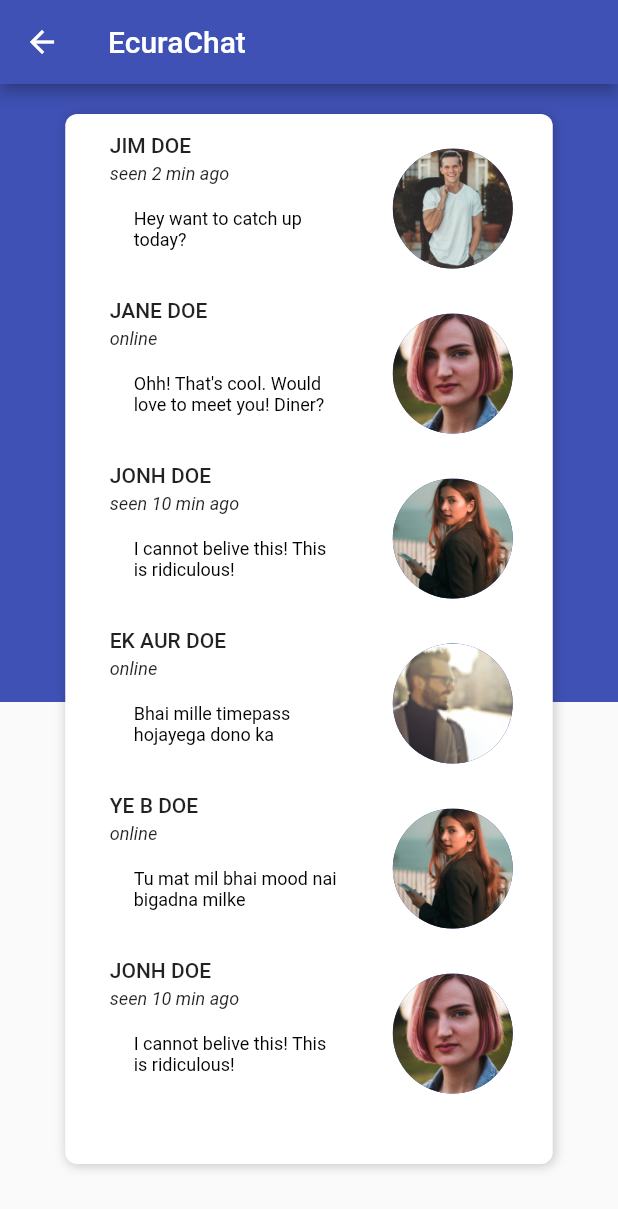
After one commit to vbarahona10/flutter_ecura, a Flutter app: the Chat screen opened directly, on a phone screen of 412 x 824 dp. The commit adds this screen. Shown: the top 1209 px of the screen. Run offline on Flutter 3.47's test engine with Material 2 defaults, Android fonts, the phone set to English and light mode, and no system bars; our stand-ins replace rxdart; project files that could hold a hidden picture were left out.

Commit message:
Actualizaciones a la pantalla chat

```diff
--- /dev/null
+++ b/lib/chat.dart
@@ -0,0 +1,288 @@
+import 'package:flutter/material.dart';
+import 'chatpage.dart';
+
+class Chat extends StatelessWidget {
+  @override
+  Widget build(BuildContext context) {
+    return Scaffold(
+        appBar: new AppBar(
+          title: new Text("EcuraChat"),
+          elevation:
+              Theme.of(context).platform == TargetPlatform.iOS ? 0.1 : 4.0,
+          backgroundColor: Colors.indigo,
+        ),
+        body: SingleChildScrollView(
+            child: Container(
+                child: Column(children: <Widget>[
+          Stack(children: <Widget>[
+            new Container(
+              height: MediaQuery.of(context).size.height * .5,
+              decoration: BoxDecoration(
+                color: Colors.indigo,
+              ),
+              child: Stack(),
+            ),
+            new Center(
+                child: new Container(
+              height: 700.00,
+              width: 325.00,
+              margin: new EdgeInsets.symmetric(vertical: 20),
+              decoration: new BoxDecoration(
+                borderRadius: new BorderRadius.circular(8.0),
+                boxShadow: [
+                  BoxShadow(
+                    color: Colors.black.withOpacity(0.2),
+                    blurRadius: 6,
+                    offset: Offset(1, 1),
+                  )
+                ],
+                color: Colors.white,
+              ),
+              child: MyStatelessWidget(),
+            ))
+          ])
+        ]))));
+  }
+}
+
+class CustomListItem extends StatelessWidget {
+  const CustomListItem({
+    this.thumbnail,
+    this.title,
+    this.user,
+    this.container,
+  });
+
+  final Widget thumbnail;
+  final String title;
+  final String user;
+  final Widget container;
+
+  @override
+  Widget build(BuildContext context) {
+    return Padding(
+      padding: const EdgeInsets.symmetric(vertical: 5.0),
+      child: Row(
+        mainAxisAlignment: MainAxisAlignment.spaceEvenly,
+        crossAxisAlignment: CrossAxisAlignment.center,
+        children: <Widget>[
+          Container(
+            child: _VideoDescription(
+              title: title,
+              user: user,
+              container: container,
+            ),
+          ),
+          Center(
+            child: thumbnail,
+          ),
+        ],
+      ),
+    );
+  }
+}
+
+class _VideoDescription extends StatelessWidget {
+  const _VideoDescription({
+    Key key,
+    this.title,
+    this.user,
+    this.viewCount,
+    this.container,
+  }) : super(key: key);
+
+  final String title;
+  final String user;
+  final int viewCount;
+  final Widget container;
+
+  @override
+  Widget build(BuildContext context) {
+    return Padding(
+      padding: const EdgeInsets.fromLTRB(3.0, 0.0, 0.0, 0.0),
+      child: Column(
+        crossAxisAlignment: CrossAxisAlignment.start,
+        children: <Widget>[
+          Text(
+            title,
+            style: const TextStyle(
+              fontWeight: FontWeight.w500,
+              fontSize: 14.0,
+            ),
+          ),
+          const Padding(padding: EdgeInsets.symmetric(vertical: 2.0)),
+          Text(
+            user,
+            style: const TextStyle(fontSize: 12.0, fontStyle: FontStyle.italic),
+          ),
+          const Padding(padding: EdgeInsets.symmetric(vertical: 1.0)),
+          Container(
+            height: 60,
+            width: 170,
+            child: container,
+          ),
+        ],
+      ),
+    );
+  }
+}
+
+/// This is the stateless widget that the main application instantiates.
+class MyStatelessWidget extends StatelessWidget {
+  MyStatelessWidget({Key key}) : super(key: key);
+
+  @override
+  Widget build(BuildContext context) {
+    return ListView(
+      padding: const EdgeInsets.all(8.0),
+      itemExtent: 110.0,
+      children: <CustomListItem>[
+        CustomListItem(
+          user: 'seen 2 min ago',
+          thumbnail: CircleAvatar(
+            backgroundImage: AssetImage('images/chico1.png'),
+            radius: 40,
+          ),
+          container: ListTile(
+            onTap: () {
+              Navigator.push(
+                  context, MaterialPageRoute(builder: (context) => chatpage()));
+              //Navigator.pushNamed(context, '/details_screen');
+              //Navigator.of(context).pushNamed(DetailsScreen.routename);
+            },
+            title: Row(
+              // Replace with a Row for horizontal icon + text
+              children: <Widget>[
+                Expanded(
+                    child: Text("Hey want to catch up today?",
+                        style: TextStyle(color: Colors.black, fontSize: 12.0))),
+              ],
+            ),
+          ),
+          title: 'JIM DOE',
+        ),
+        CustomListItem(
+          user: 'online',
+          thumbnail: CircleAvatar(
+            backgroundImage: AssetImage('images/chica2.png'),
+            radius: 40,
+          ),
+          container: ListTile(
+            onTap: () {
+              Navigator.push(
+                  context, MaterialPageRoute(builder: (context) => chatpage()));
+              //Navigator.pushNamed(context, '/details_screen');
+              //Navigator.of(context).pushNamed(DetailsScreen.routename);
+            },
+            title: Row(
+              // Replace with a Row for horizontal icon + text
+              children: <Widget>[
+                Expanded(
+                    child: Text(
+                        "Ohh! That's cool. Would love to meet you! Diner?",
+                        style: TextStyle(color: Colors.black, fontSize: 12.0))),
+              ],
+            ),
+          ),
+          title: 'JANE DOE',
+        ),
+        CustomListItem(
+          user: 'seen 10 min ago',
+          thumbnail: CircleAvatar(
+            backgroundImage: AssetImage('images/chica3.png'),
+            radius: 40,
+          ),
+          container: ListTile(
+            onTap: () {
+              Navigator.push(
+                  context, MaterialPageRoute(builder: (context) => chatpage()));
+              //Navigator.pushNamed(context, '/details_screen');
+              //Navigator.of(context).pushNamed(DetailsScreen.routename);
+            },
+            title: Row(
+              // Replace with a Row for horizontal icon + text
+              children: <Widget>[
+                Expanded(
+                    child: Text("I cannot belive this! This is ridiculous!",
+                        style: TextStyle(color: Colors.black, fontSize: 12.0))),
+              ],
+            ),
+          ),
+          title: 'JONH DOE',
+        ),
+        CustomListItem(
+          user: 'online',
+          thumbnail: CircleAvatar(
+            backgroundImage: AssetImage('images/chico4.png'),
+            radius: 40,
+          ),
+          container: ListTile(
+            onTap: () {
+              Navigator.push(
+                  context, MaterialPageRoute(builder: (context) => chatpage()));
+              //Navigator.pushNamed(context, '/details_screen');
+              //Navigator.of(context).pushNamed(DetailsScreen.routename);
+            },
+            title: Row(
+              // Replace with a Row for horizontal icon + text
+              children: <Widget>[
+                Expanded(
+                    child: Text("Bhai mille timepass hojayega dono ka",
+                        style: TextStyle(color: Colors.black, fontSize: 12.0))),
+              ],
+            ),
+          ),
+          title: 'EK AUR DOE',
+        ),
+        CustomListItem(
+          user: 'online',
+          thumbnail: CircleAvatar(
+            backgroundImage: AssetImage('images/chica1.png'),
+            radius: 40,
+          ),
+          container: ListTile(
+            onTap: () {
+              Navigator.push(
+                  context, MaterialPageRoute(builder: (context) => chatpage()));
+              //Navigator.pushNamed(context, '/details_screen');
+              //Navigator.of(context).pushNamed(DetailsScreen.routename);
+            },
+            title: Row(
+              // Replace with a Row for horizontal icon + text
+              children: <Widget>[
+                Expanded(
+                    child: Text("Tu mat mil bhai mood nai bigadna milke",
+                        style: TextStyle(color: Colors.black, fontSize: 12.0))),
+              ],
+            ),
+          ),
+          title: 'YE B DOE',
+        ),
+        CustomListItem(
+          user: 'seen 10 min ago',
+          thumbnail: CircleAvatar(
+            backgroundImage: AssetImage('images/chica2.png'),
+            radius: 40,
+          ),
+          container: ListTile(
+            onTap: () {
+              Navigator.push(
+                  context, MaterialPageRoute(builder: (context) => chatpage()));
+              //Navigator.pushNamed(context, '/details_screen');
+              //Navigator.of(context).pushNamed(DetailsScreen.routename);
+            },
+            title: Row(
+              // Replace with a Row for horizontal icon + text
+              children: <Widget>[
+                Expanded(
+                    child: Text("I cannot belive this! This is ridiculous!",
+                        style: TextStyle(color: Colors.black, fontSize: 12.0))),
+              ],
+            ),
+          ),
+          title: 'JONH DOE',
+        ),
+      ],
+    );
+  }
+}
--- a/lib/chatpage.dart
+++ b/lib/chatpage.dart
@@ -1,8 +1,7 @@
 import 'package:flutter/cupertino.dart';
 import 'package:flutter/material.dart';
 
-const String defaultUserName = "Cliente Ecura";
-const String defaultUserName2 = "Cliente Ecura";
+const String defaultUserName = "Ecura Chat";
 
 class MyApp extends StatelessWidget {
   // This widget is the root of your application.
@@ -10,7 +9,6 @@ class MyApp extends StatelessWidget {
   Widget build(BuildContext context) {
     return MaterialApp(
       debugShowCheckedModeBanner: false,
-      title: 'Chat Ecura',
       home: new chatpage(),
       theme: new ThemeData(scaffoldBackgroundColor: Color(0xFFFAFAFA)),
     );
@@ -33,7 +31,7 @@ class ChatWindow extends State<chatpage> with TickerProviderStateMixin {
       appBar: new AppBar(
         title: new Text("EcuraChat"),
         elevation: Theme.of(ctx).platform == TargetPlatform.iOS ? 0.0 : 6.0,
-        backgroundColor: Colors.indigo[900],
+        backgroundColor: Colors.indigo,
       ),
       body: new Column(children: <Widget>[
         new Flexible(
@@ -81,7 +79,7 @@ class ChatWindow extends State<chatpage> with TickerProviderStateMixin {
                               ? () => _submitMsg(_textController.text)
                               : null)
                       : new IconButton(
-                          icon: new Icon(Icons.message),
+                          icon: new Icon(Icons.send),
                           onPressed: _isWriting
                               ? () => _submitMsg(_textController.text)
                               : null,
--- a/lib/main_drawer.dart
+++ b/lib/main_drawer.dart
@@ -1,4 +1,5 @@
 import 'package:flutter/material.dart';
+import 'package:quizstar/chat.dart';
 import 'package:quizstar/chatpage.dart';
 import 'package:quizstar/home.dart';
 import 'package:quizstar/src/pages/login_page.dart';
@@ -114,9 +115,20 @@ class mainDrawer extends StatelessWidget {
                 )),
             onTap: () {
               Navigator.push(
-                  context, MaterialPageRoute(builder: (context) => chatpage()));
+                  context, MaterialPageRoute(builder: (context) => Chat()));
               //Navigator.pushNamed(context, '/details_screen');
               //Navigator.of(context).pushNamed(DetailsScreen.routename);
+            },
+          ),
+          ListTile(
+            leading: Icon(Icons.settings),
+            title: Text('Ajustes',
+                style: TextStyle(
+                  fontSize: 18,
+                )),
+            onTap: () {
+              Navigator.push(
+                  context, MaterialPageRoute(builder: (context) => Chat()));
             },
           ),
         ],
--- a/pubspec.yaml
+++ b/pubspec.yaml
@@ -24,6 +24,9 @@ dependencies:
   # Use with the CupertinoIcons class for iOS style icons.
   cupertino_icons: ^0.1.2
   rxdart: ^0.22.0
+
+  shared_preferences: ^0.5.6+3
+  flutter_colorpicker: ^0.3.2
 
 dev_dependencies:
   flutter_test:
```
Also changed, not shown: images/chica1.png (added), images/chica2.png (added), images/chica3.png (added), images/chica4.png (added), images/chico1.png (added), images/chico2.png (added), images/chico3.png (added), images/chico4.png (added), pubspec.lock.
